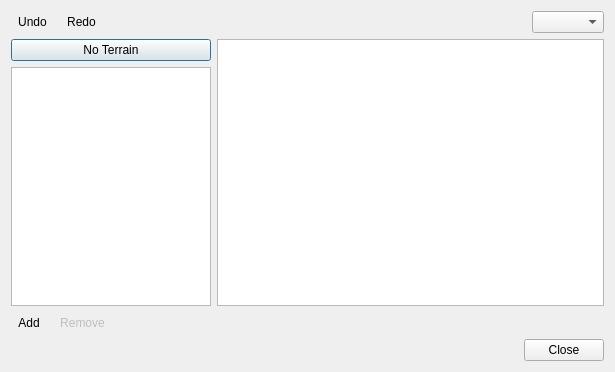
The window that src/tiled/editterraindialog.ui (shoff/tiled) describes before a commit, drawn with Qt 5.
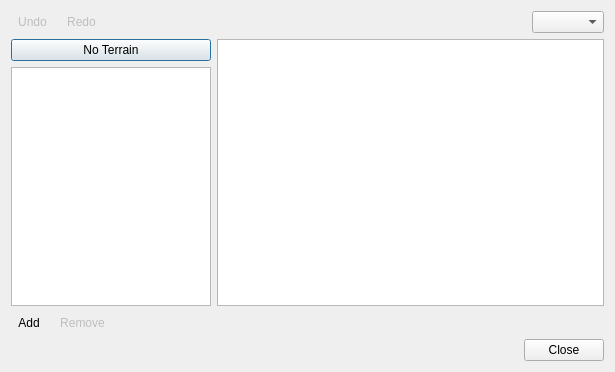
The same window after the commit. Icons and pictures are not drawn. Custom widgets are drawn as their Qt base class.

```diff
--- a/src/tiled/editterraindialog.ui
+++ b/src/tiled/editterraindialog.ui
@@ -18,6 +18,9 @@
     <layout class="QHBoxLayout" name="horizontalLayout_3">
      <item>
       <widget class="QToolButton" name="undo">
+       <property name="enabled">
+        <bool>false</bool>
+       </property>
        <property name="toolTip">
         <string>Undo</string>
        </property>
@@ -35,6 +38,9 @@
      </item>
      <item>
       <widget class="QToolButton" name="redo">
+       <property name="enabled">
+        <bool>false</bool>
+       </property>
        <property name="toolTip">
         <string>Redo</string>
        </property>
```
